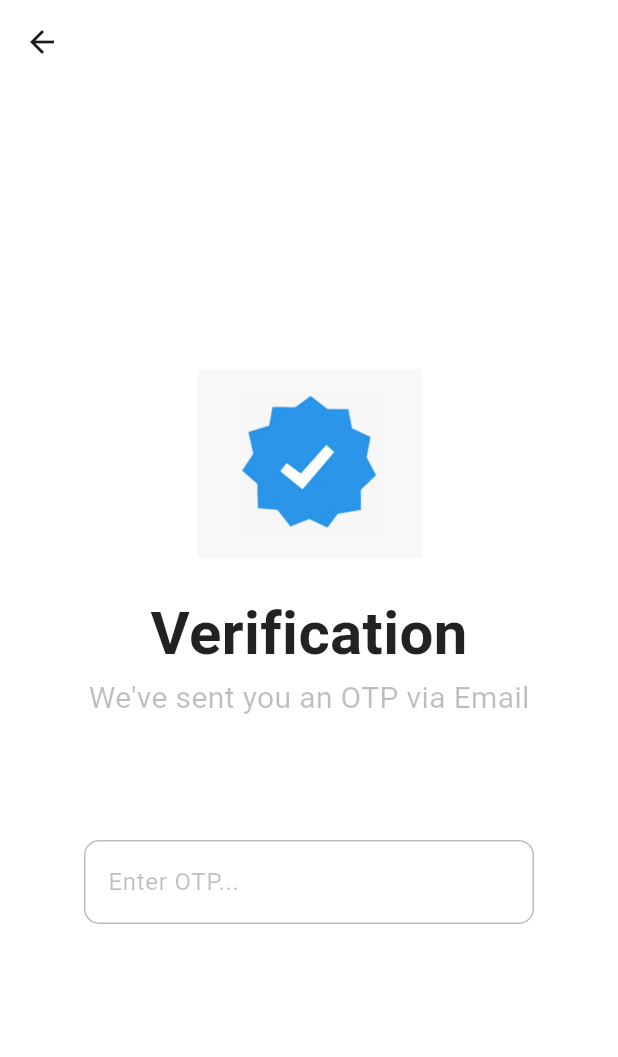
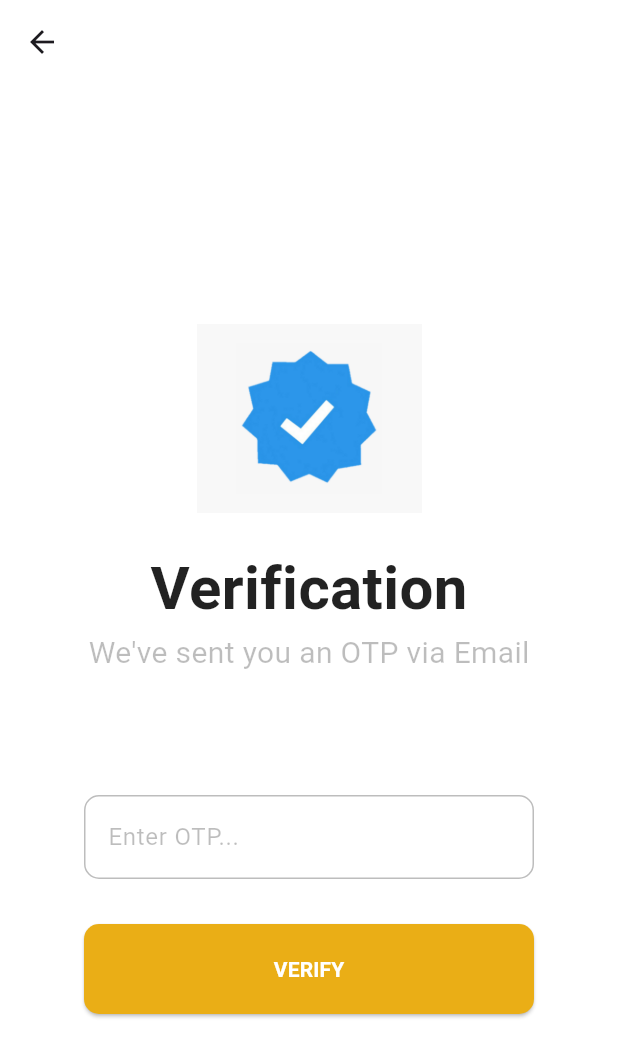
Before and after one commit to Quanby-OJT/Mobile-POS, a Flutter app: the OtpPage screen opened directly, on a phone screen of 412 x 824 dp. Shown: the top 1057 px of the screen. Run offline on Flutter 3.47's test engine with Material 3 defaults, Android fonts, the phone set to English and light mode, and no system bars.

Commit message:
Add verification button

```diff
--- a/lib/views/otp_page.dart
+++ b/lib/views/otp_page.dart
@@ -79,6 +79,23 @@ class _OtpPageState extends State<OtpPage> {
                       ),
                     ),
                   ),
+                  ElevatedButton(
+                    style: ElevatedButton.styleFrom(
+                      minimumSize: Size(300, 60),
+                      backgroundColor: Color(0xFFEAAE16),
+                      shape: RoundedRectangleBorder(
+                        borderRadius: BorderRadius.circular(10)
+                      )
+                    ),
+                    onPressed: () {},
+                    child: Text(
+                      'VERIFY',
+                      style: TextStyle(
+                        color: Colors.white,
+                        fontWeight: FontWeight.bold
+                      ),
+                    ),
+                  ),
             ],
           )
         ),
```
